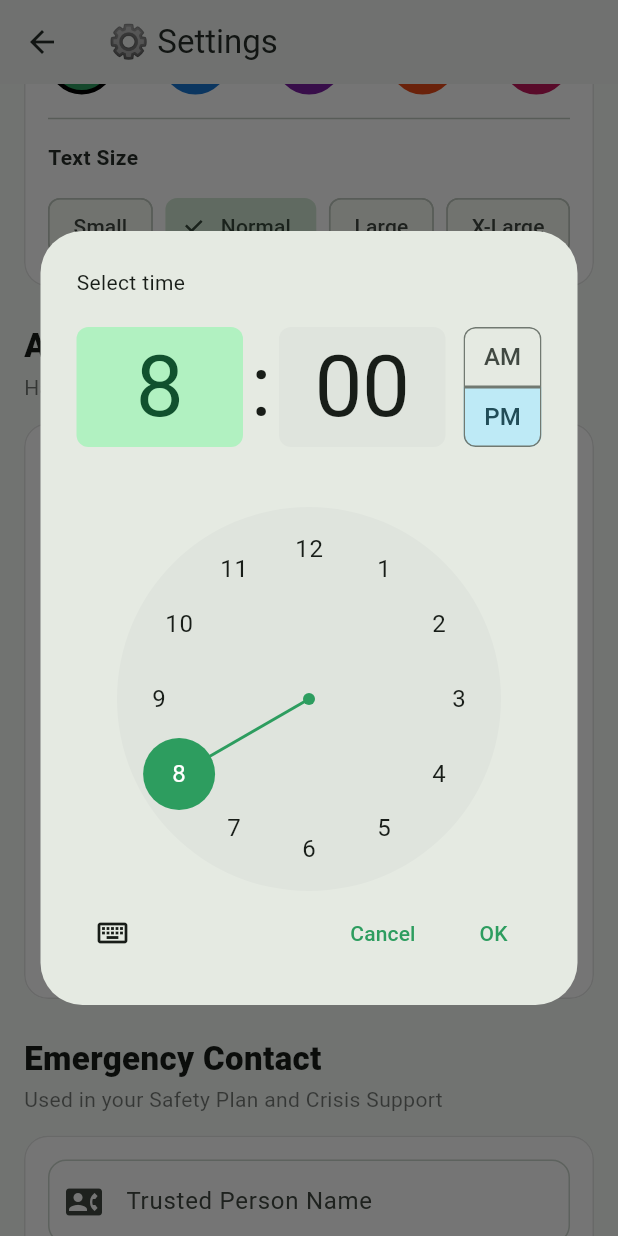
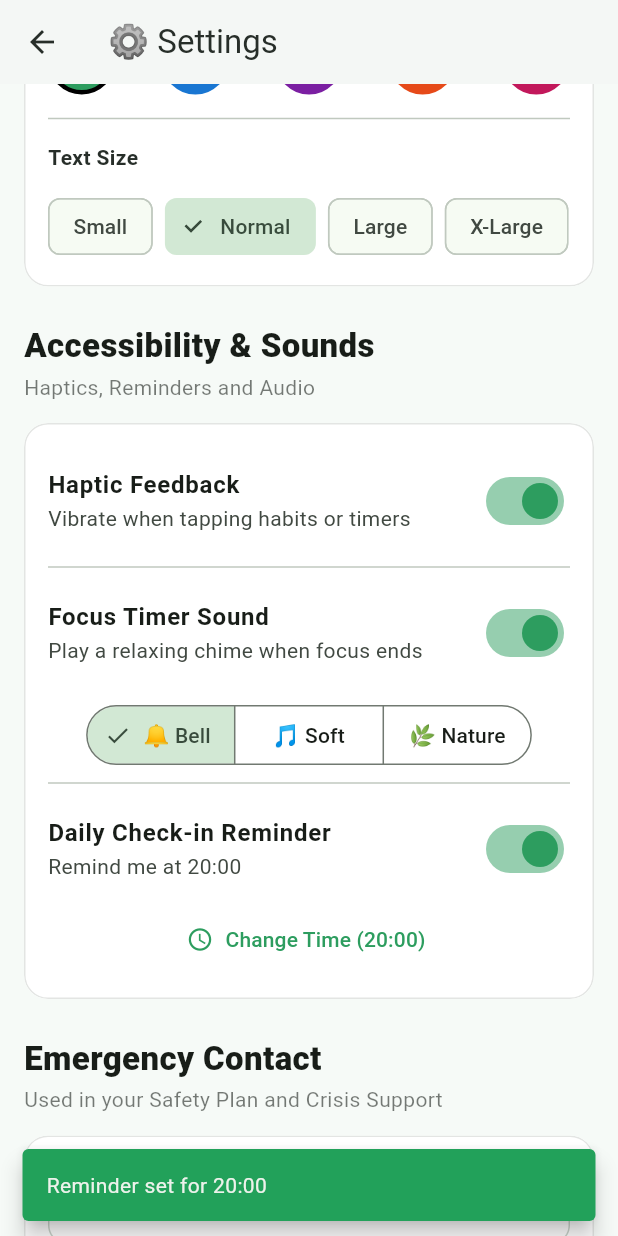
Before and after one commit to mamoon588/Mindfull-Campus-Student-Wellness, a Flutter app: the SettingsPage screen opened directly, scrolled down 576 dp, after a tap on "Daily Check-in Reminder", on a phone screen of 412 x 824 dp. Run offline on Flutter 3.47's test engine with Material 3 defaults, Android fonts, the phone set to English and light mode, and no system bars; our stand-ins replace audioplayers, csv, fl_chart, flutter_local_notifications, flutter_tts, pdf and 3 more; missing offline and left inert: country_flags; accounts and stored records are empty.

Commit message:
Added Settings page, Crisis Support, Wellness Resources, and updated Android Manifest for notifications

```diff
--- a/lib/screens/screening_sheet.dart
+++ b/lib/screens/screening_sheet.dart
@@ -99,7 +99,8 @@ Future<void> showScreening(BuildContext context, ScreeningSpec spec) {
     isScrollControlled: true,
     useSafeArea: true,
     showDragHandle: true,
-    backgroundColor: Colors.white,
+    // 👈 FIXED: Dynamic background color instead of hardcoded white
+    backgroundColor: Theme.of(context).cardColor,
     builder: (_) => _ScreeningSheet(spec: spec),
   );
 }
@@ -121,6 +122,7 @@ class _ScreeningSheetState extends State<_ScreeningSheet> {
     final spec = widget.spec;
     final answered = _answers.where((a) => a != null).length;
     final complete = answered == _answers.length;
+
     return ListView(
       padding: const EdgeInsets.fromLTRB(16, 0, 16, 24),
       children: [
--- a/lib/screens/settings_page.dart
+++ b/lib/screens/settings_page.dart
@@ -1,6 +1,7 @@
 import 'package:flutter/material.dart';
 import 'package:provider/provider.dart';
 import '../services/app_state.dart';
+import '../services/notification_service.dart';
 import '../theme.dart';
 import '../utils.dart';
 import '../widgets/common.dart';
@@ -58,6 +59,26 @@ class _SettingsPageState extends State<SettingsPage> {
     showToast(context, 'Emergency contact saved', kind: ToastKind.success);
   }
 
+  void _toggleReminder(bool value) async {
+    final app = context.read<AppState>();
+    app.setReminder(value, app.reminderTime);
+
+    if (value) {
+      // 👈 Ask for permission here!
+      await NotificationService.instance.requestPermissions();
+
+      final parts = app.reminderTime.split(':');
+      await NotificationService.instance.scheduleDailyReminder(int.parse(parts[0]), int.parse(parts[1]));
+
+      if (!mounted) return;
+      showToast(context, 'Reminder set for ${app.reminderTime}', kind: ToastKind.success);
+    } else {
+      await NotificationService.instance.cancelReminder();
+      if (!mounted) return;
+      showToast(context, 'Reminder turned off', kind: ToastKind.info);
+    }
+  }
+
   void _pickTime() async {
     final app = context.read<AppState>();
     final parts = app.reminderTime.split(':');
@@ -67,6 +88,12 @@ class _SettingsPageState extends State<SettingsPage> {
     if (picked != null) {
       final timeStr = '${picked.hour.toString().padLeft(2, '0')}:${picked.minute.toString().padLeft(2, '0')}';
       app.setReminder(app.reminderEnabled, timeStr);
+
+      if (app.reminderEnabled) {
+        await NotificationService.instance.scheduleDailyReminder(picked.hour, picked.minute);
+        if (!mounted) return;
+        showToast(context, 'Reminder updated to $timeStr', kind: ToastKind.success);
+      }
     }
   }
 
@@ -88,6 +115,7 @@ class _SettingsPageState extends State<SettingsPage> {
       ),
     );
     if (ok == true) {
+      await NotificationService.instance.cancelReminder();
       await app.clearAllData();
     }
   }
@@ -206,11 +234,11 @@ class _SettingsPageState extends State<SettingsPage> {
                 ),
                 const Divider(height: 32),
 
-                // 👈 FIXED: Replaced Slider with ChoiceChips for Text Size
                 const Text('Text Size', style: TextStyle(fontWeight: FontWeight.w700)),
                 const SizedBox(height: 12),
-                Row(
-                  mainAxisAlignment: MainAxisAlignment.spaceBetween,
+                Wrap(
+                  spacing: 8,
+                  runSpacing: 8,
                   children: [
                     ChoiceChip(label: const Text('Small'), selected: app.textScale == 0.85, onSelected: (v) => app.setTextScale(0.85)),
                     ChoiceChip(label: const Text('Normal'), selected: app.textScale == 1.0, onSelected: (v) => app.setTextScale(1.0)),
@@ -262,10 +290,7 @@ class _SettingsPageState extends State<SettingsPage> {
                   subtitle: Text('Remind me at ${app.reminderTime}'),
                   value: app.reminderEnabled,
                   activeThumbColor: Theme.of(context).colorScheme.primary,
-                  onChanged: (v) {
-                    app.setReminder(v, app.reminderTime);
-                    if (v) _pickTime();
-                  },
+                  onChanged: _toggleReminder,
                   contentPadding: EdgeInsets.zero,
                 ),
                 if (app.reminderEnabled)
@@ -313,7 +338,6 @@ class _SettingsPageState extends State<SettingsPage> {
                   title: const Text('Export My Data', style: TextStyle(fontWeight: FontWeight.w700)),
                   subtitle: const Text('Choose PDF, CSV, or Audio format'),
                   trailing: const Icon(Icons.chevron_right),
-                  // 👈 FIXED: Opens the export bottom sheet
                   onTap: _showExportOptions,
                 ),
                 const Divider(),
@@ -342,7 +366,6 @@ class _SettingsPageState extends State<SettingsPage> {
                   style: TextStyle(fontSize: 12, color: AppColors.muted),
                 ),
                 SizedBox(height: 8),
-                // 👈 FIXED: Changed to Mindfullness Corporation
                 Text('Developed by Mindfullness Corporation', style: TextStyle(fontWeight: FontWeight.w600, fontSize: 12)),
               ],
             ),
```
Also changed, not shown: lib/screens/home_shell.dart (+25 -21 lines), assets/icon/app_icon.png (added), 4 other files. Lines whose indentation alone changed are shown as unchanged.
